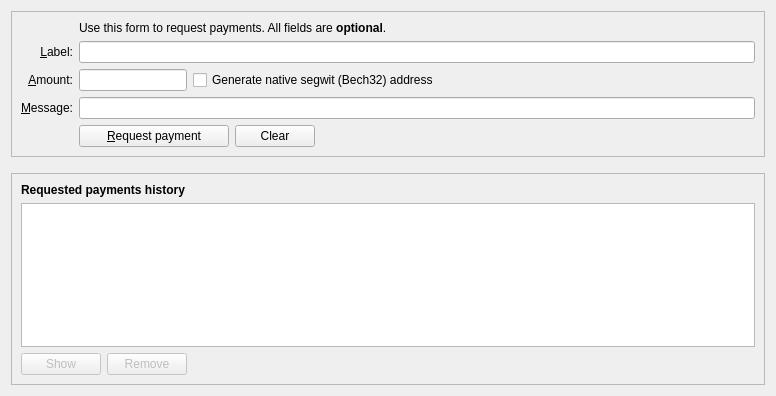
This is src/qt/forms/receivecoinsdialog.ui in zzcasper/Joash-Coin-Sources as Qt 5 draws it before an edit. The edited form follows.
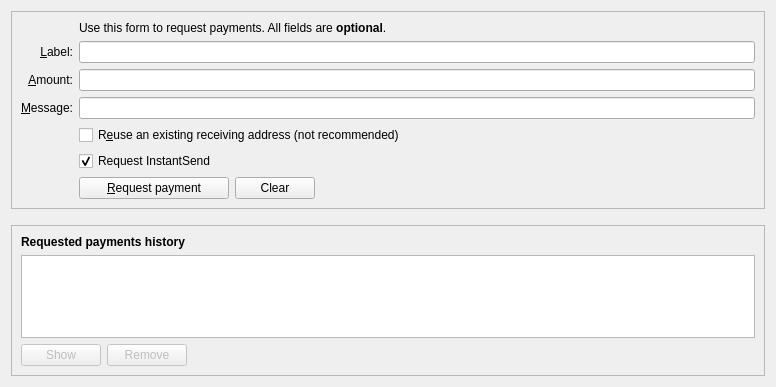
This is the edited form. Icons and pictures are not drawn. Custom widgets are drawn as their Qt base class.

```diff
--- a/src/qt/forms/receivecoinsdialog.ui
+++ b/src/qt/forms/receivecoinsdialog.ui
@@ -7,7 +7,7 @@
     <x>0</x>
     <y>0</y>
     <width>776</width>
-    <height>396</height>
+    <height>387</height>
    </rect>
   </property>
   <layout class="QVBoxLayout" name="verticalLayout" stretch="0,0,1">
@@ -28,26 +28,27 @@
      <layout class="QVBoxLayout" name="verticalLayout_3">
       <item>
        <layout class="QGridLayout" name="gridLayout">
-        <item row="5" column="0">
-         <widget class="QLabel" name="label">
+        <item row="7" column="2">
+         <widget class="QCheckBox" name="reuseAddress">
           <property name="toolTip">
-           <string>An optional amount to request. Leave this empty or zero to not request a specific amount.</string>
+           <string>Reuse one of the previously used receiving addresses.&lt;br&gt;Reusing addresses has security and privacy issues.&lt;br&gt;Do not use this unless re-generating a payment request made before.</string>
           </property>
           <property name="text">
-           <string>&amp;Amount:</string>
+           <string>R&amp;euse an existing receiving address (not recommended)</string>
           </property>
-          <property name="alignment">
-           <set>Qt::AlignRight|Qt::AlignTrailing|Qt::AlignVCenter</set>
-          </property>
-          <property name="buddy">
-           <cstring>reqAmount</cstring>
+         </widget>
+        </item>
+        <item row="7" column="0">
+         <widget class="QLabel" name="label_4">
+          <property name="text">
+           <string/>
           </property>
          </widget>
         </item>
         <item row="6" column="0">
          <widget class="QLabel" name="label_3">
           <property name="toolTip">
-           <string>An optional message to attach to the payment request, which will be displayed when the request is opened. Note: The message will not be sent with the payment over the JNitaCoin network.</string>
+           <string>An optional message to attach to the payment request, which will be displayed when the request is opened. Note: The message will not be sent with the payment over the JoashCoin network.</string>
           </property>
           <property name="text">
            <string>&amp;Message:</string>
@@ -67,6 +68,13 @@
           </property>
          </widget>
         </item>
+        <item row="6" column="2">
+         <widget class="QLineEdit" name="reqMessage">
+          <property name="toolTip">
+           <string>An optional message to attach to the payment request, which will be displayed when the request is opened.&lt;br&gt;Note: The message will not be sent with the payment over the JoashCoin network.</string>
+          </property>
+         </widget>
+        </item>
         <item row="2" column="2">
          <widget class="QLabel" name="label_5">
           <property name="text">
@@ -90,14 +98,36 @@
           </property>
          </widget>
         </item>
-        <item row="6" column="2">
-         <widget class="QLineEdit" name="reqMessage">
+        <item row="5" column="0">
+         <widget class="QLabel" name="label">
           <property name="toolTip">
-           <string>An optional message to attach to the payment request, which will be displayed when the request is opened. Note: The message will not be sent with the payment over the JNitaCoin network.</string>
+           <string>An optional amount to request. Leave this empty or zero to not request a specific amount.</string>
           </property>
+          <property name="text">
+           <string>&amp;Amount:</string>
+          </property>
+          <property name="alignment">
+           <set>Qt::AlignRight|Qt::AlignTrailing|Qt::AlignVCenter</set>
+          </property>
+          <property name="buddy">
+           <cstring>reqAmount</cstring>
+          </property>
          </widget>
         </item>
-        <item row="7" column="2">
+        <item row="5" column="2">
+         <widget class="BitcoinAmountField" name="reqAmount">
+          <property name="minimumSize">
+           <size>
+            <width>80</width>
+            <height>0</height>
+           </size>
+          </property>
+          <property name="toolTip">
+           <string>An optional amount to request. Leave this empty or zero to not request a specific amount.</string>
+          </property>
+         </widget>
+        </item>
+        <item row="9" column="2">
          <layout class="QHBoxLayout" name="horizontalLayout">
           <item>
            <widget class="QPushButton" name="receiveButton">
@@ -110,10 +140,6 @@
             <property name="text">
              <string>&amp;Request payment</string>
             </property>
-            <property name="icon">
-             <iconset resource="../bitcoin.qrc">
-              <normaloff>:/icons/receiving_addresses</normaloff>:/icons/receiving_addresses</iconset>
-            </property>
            </widget>
           </item>
           <item>
@@ -130,10 +156,6 @@
             <property name="text">
              <string>Clear</string>
             </property>
-            <property name="icon">
-             <iconset resource="../bitcoin.qrc">
-              <normaloff>:/icons/remove</normaloff>:/icons/remove</iconset>
-            </property>
             <property name="autoDefault">
              <bool>false</bool>
             </property>
@@ -154,79 +176,22 @@
           </item>
          </layout>
         </item>
-        <item row="7" column="0">
+        <item row="9" column="0">
          <widget class="QLabel" name="label_7">
           <property name="text">
            <string/>
           </property>
          </widget>
         </item>
-        <item row="5" column="2">
-         <layout class="QHBoxLayout" name="horizontalLayout_6">
-          <item>
-           <widget class="BitcoinAmountField" name="reqAmount">
-            <property name="sizePolicy">
-             <sizepolicy hsizetype="Fixed" vsizetype="Fixed">
-              <horstretch>0</horstretch>
-              <verstretch>0</verstretch>
-             </sizepolicy>
-            </property>
-            <property name="minimumSize">
-             <size>
-              <width>80</width>
-              <height>0</height>
-             </size>
-            </property>
-            <property name="maximumSize">
-             <size>
-              <width>1000</width>
-              <height>100</height>
-             </size>
-            </property>
-            <property name="toolTip">
-             <string>An optional amount to request. Leave this empty or zero to not request a specific amount.</string>
-            </property>
-           </widget>
-          </item>
-          <item>
-           <widget class="QCheckBox" name="useBech32">
-            <property name="sizePolicy">
-             <sizepolicy hsizetype="Fixed" vsizetype="Fixed">
-              <horstretch>0</horstretch>
-              <verstretch>0</verstretch>
-             </sizepolicy>
-            </property>
-            <property name="maximumSize">
-             <size>
-              <width>1000</width>
-              <height>16777215</height>
-             </size>
-            </property>
-            <property name="focusPolicy">
-             <enum>Qt::StrongFocus</enum>
-            </property>
-            <property name="toolTip">
-             <string>Native segwit addresses (aka Bech32 or BIP-173) reduce your transaction fees later on and offer better protection against typos, but old wallets don't support them. When unchecked, an address compatible with older wallets will be created instead.</string>
-            </property>
-            <property name="text">
-             <string>Generate native segwit (Bech32) address</string>
-            </property>
-           </widget>
-          </item>
-          <item>
-           <spacer name="horizontalSpacer_3">
-            <property name="orientation">
-             <enum>Qt::Horizontal</enum>
-            </property>
-            <property name="sizeHint" stdset="0">
-             <size>
-              <width>0</width>
-              <height>0</height>
-             </size>
-            </property>
-           </spacer>
-          </item>
-         </layout>
+        <item row="8" column="2">
+         <widget class="QCheckBox" name="checkUseInstantSend">
+          <property name="text">
+           <string>Request InstantSend</string>
+          </property>
+          <property name="checked">
+           <bool>true</bool>
+          </property>
+         </widget>
         </item>
        </layout>
       </item>
@@ -300,10 +265,6 @@
           <property name="text">
            <string>Show</string>
           </property>
-          <property name="icon">
-           <iconset resource="../bitcoin.qrc">
-            <normaloff>:/icons/edit</normaloff>:/icons/edit</iconset>
-          </property>
           <property name="autoDefault">
            <bool>false</bool>
           </property>
@@ -320,10 +281,6 @@
           <property name="text">
            <string>Remove</string>
           </property>
-          <property name="icon">
-           <iconset resource="../bitcoin.qrc">
-            <normaloff>:/icons/remove</normaloff>:/icons/remove</iconset>
-          </property>
           <property name="autoDefault">
            <bool>false</bool>
           </property>
```
Left out of the diff: 6 changed lines with no effect on the pictures.
